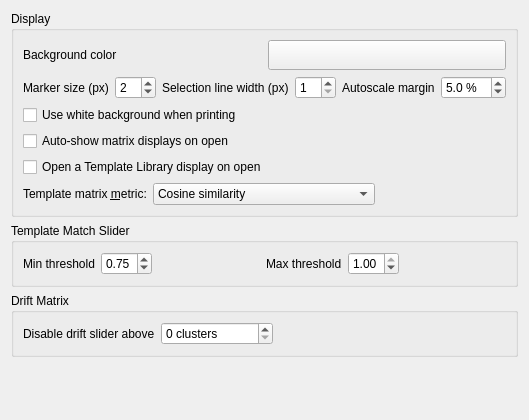
Gravios/neurosuite-3, file src/klusters/src/prefdisplaylayout.ui: the form before one commit.
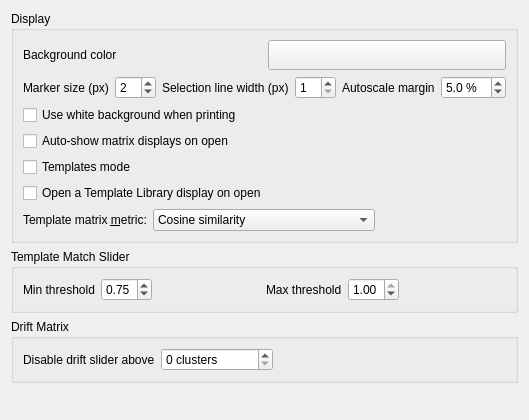
The form after the commit. Custom widgets are drawn as their Qt base class.

Commit message: klusters: "Templates mode" master preference — gate the template-curation features

The edit to the form file:
```diff
--- a/src/klusters/src/prefdisplaylayout.ui
+++ b/src/klusters/src/prefdisplaylayout.ui
@@ -208,6 +208,16 @@
        </widget>
       </item>
       <item row="4" column="0">
+       <widget class="QCheckBox" name="templatesModeCheckBox">
+        <property name="text">
+         <string>Templates mode</string>
+        </property>
+        <property name="toolTip">
+         <string>Master switch for the template-curation features: the Shift+E manual-lineage overlay, the Template Library display and its auto-show, and on-demand template generation/commit.  On by default.  When unchecked, those features are inert and the template-specific options below grey out.</string>
+        </property>
+       </widget>
+      </item>
+      <item row="5" column="0">
        <widget class="QCheckBox" name="autoShowTemplateLibraryOnOpenCheckBox">
         <property name="text">
          <string>Open a Template Library display on open</string>
@@ -217,7 +227,7 @@
         </property>
        </widget>
       </item>
-      <item row="5" column="0">
+      <item row="6" column="0">
        <layout class="QHBoxLayout" name="templateXcorrMetricLayout">
         <item>
          <widget class="QLabel" name="templateXcorrMetricLabel">
```
The commit also changes 6 other files.
